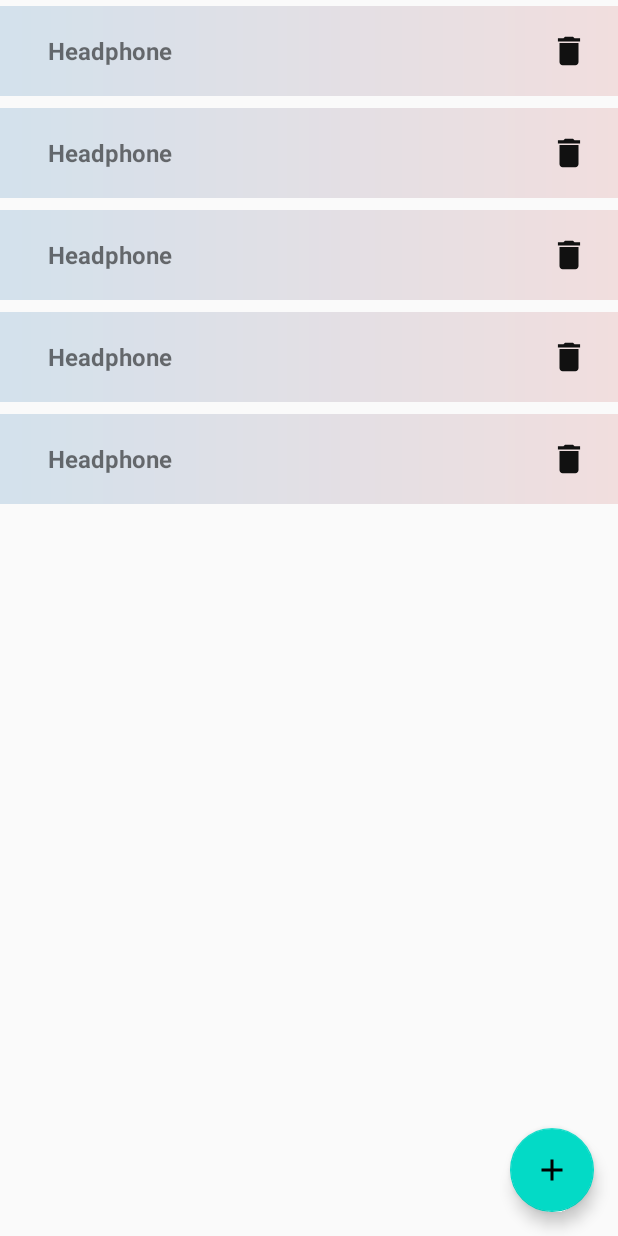
After one commit to minburg/moving-tool, an Android app: the layout categories_fragment.xml on its own in the app's theme, with its tools: preview values and no code run, on a phone screen of 412 x 824 dp. The commit adds this screen. Run offline under Robolectric (Android 15) with nearby library versions, the phone set to English and light mode, and no system bars.

Commit message:
changed category structure and room database

```diff
--- a/app/src/main/java/com/minburg/movingtool/adapters/RecyclerAdapter.java
+++ b/app/src/main/java/com/minburg/movingtool/adapters/MainRecyclerAdapter.java
@@ -28,7 +28,7 @@ import java.io.File;
 import java.util.ArrayList;
 import java.util.List;
 
-public class RecyclerAdapter extends RecyclerView.Adapter<RecyclerView.ViewHolder> implements Filterable {
+public class MainRecyclerAdapter extends RecyclerView.Adapter<RecyclerView.ViewHolder> implements Filterable {
 
 
     //    private MainViewModel mViewModel;
@@ -40,7 +40,7 @@ public class RecyclerAdapter extends RecyclerView.Adapter<RecyclerView.ViewHolde
     private MainFragment fragment;
     private String currentFilter = "";
 
-    public RecyclerAdapter(Context context, MainFragment fragment) {
+    public MainRecyclerAdapter(Context context, MainFragment fragment) {
         this.context = context;
         this.fragment = fragment;
     }
--- a/app/src/main/java/com/minburg/movingtool/models/Converters.java
+++ b/app/src/main/java/com/minburg/movingtool/models/Converters.java
@@ -23,12 +23,12 @@ public class Converters {
 
     @TypeConverter
     public static Category toCategory(String value) {
-        return Category.valueOf(value);
+        return new Category(value);
     }
 
     @TypeConverter
     public static String toString(Category value) {
-        return value.toString();
+        return value.getName();
     }
 
     @TypeConverter
--- /dev/null
+++ b/app/src/main/res/layout/categories_fragment.xml
@@ -0,0 +1,34 @@
+<?xml version="1.0" encoding="utf-8"?>
+<androidx.coordinatorlayout.widget.CoordinatorLayout xmlns:android="http://schemas.android.com/apk/res/android"
+    xmlns:app="http://schemas.android.com/apk/res-auto"
+    xmlns:tools="http://schemas.android.com/tools"
+    android:id="@+id/categories"
+    android:layout_width="match_parent"
+    android:layout_height="match_parent"
+    tools:context=".ui.main.CategoriesFragment">
+
+
+    <androidx.recyclerview.widget.RecyclerView
+        android:id="@+id/categoryRecyclerView"
+        android:layout_width="match_parent"
+        android:layout_height="match_parent"
+        tools:itemCount="5"
+        tools:listitem="@layout/layout_list_category"
+        tools:spanCount="2">
+
+    </androidx.recyclerview.widget.RecyclerView>
+
+
+    <com.google.android.material.floatingactionbutton.FloatingActionButton
+        android:id="@+id/fab_category"
+        style="@style/Widget.MaterialComponents.FloatingActionButton"
+        android:layout_width="wrap_content"
+        android:layout_height="wrap_content"
+        android:layout_gravity="end|bottom"
+        android:layout_margin="16dp"
+        android:contentDescription="@string/submit"
+        android:src="@drawable/ic_add_black_24dp"
+        app:layout_anchorGravity="bottom|right|end" />
+
+
+</androidx.coordinatorlayout.widget.CoordinatorLayout>
--- /dev/null
+++ b/app/src/main/res/layout/layout_list_category.xml
@@ -0,0 +1,78 @@
+<?xml version="1.0" encoding="utf-8"?>
+<RelativeLayout xmlns:android="http://schemas.android.com/apk/res/android"
+    xmlns:app="http://schemas.android.com/apk/res-auto"
+    xmlns:tools="http://schemas.android.com/tools"
+    android:orientation="vertical" android:layout_width="match_parent"
+    android:layout_height="wrap_content"
+    android:background="?android:attr/selectableItemBackground"
+    android:paddingTop="4dp"
+    android:paddingBottom="4dp"
+    >
+
+    <androidx.constraintlayout.widget.ConstraintLayout
+        android:layout_width="match_parent"
+        android:layout_height="60dp"
+        android:background="@drawable/item_background"
+        android:orientation="horizontal"
+        android:paddingTop="4dp"
+        android:paddingBottom="4dp"
+        android:paddingHorizontal="20dp"
+        app:layout_constraintBottom_toBottomOf="parent"
+        app:layout_constraintHorizontal_bias="0.5"
+        app:layout_constraintTop_toTopOf="parent">
+
+
+        <LinearLayout
+            android:id="@+id/linearLayout"
+            android:layout_width="0dp"
+            android:layout_height="match_parent"
+            android:gravity="center_vertical"
+            android:orientation="horizontal"
+            app:layout_constraintBottom_toBottomOf="parent"
+            app:layout_constraintEnd_toStartOf="@+id/linearLayout3"
+            app:layout_constraintHorizontal_bias="0.5"
+            app:layout_constraintStart_toStartOf="parent"
+            app:layout_constraintTop_toTopOf="parent">
+
+            <TextView
+                android:id="@+id/categoryName"
+                android:layout_width="0dp"
+                android:layout_height="match_parent"
+                android:layout_weight="2"
+                android:gravity="center_vertical"
+                android:padding="5dp"
+                android:paddingStart="12dp"
+                android:singleLine="false"
+                android:text="Headphone"
+                android:textSize="16sp"
+                android:textStyle="bold" />
+
+
+
+        </LinearLayout>
+
+        <LinearLayout
+            android:id="@+id/linearLayout3"
+            android:layout_width="wrap_content"
+            android:layout_height="match_parent"
+            android:gravity="right"
+            app:layout_constraintBottom_toBottomOf="parent"
+            app:layout_constraintEnd_toEndOf="parent"
+            app:layout_constraintTop_toTopOf="parent">
+
+            <ImageView
+                android:id="@+id/deleteItem"
+                android:layout_width="match_parent"
+                android:layout_gravity="center"
+                android:layout_height="25dp"
+                android:adjustViewBounds="true"
+                android:src="@drawable/ic_delete_black_24dp"
+                tools:src="@drawable/ic_delete_black_24dp"
+                tools:srcCompat="@drawable/ic_delete_black_24dp" />
+
+        </LinearLayout>
+
+
+    </androidx.constraintlayout.widget.ConstraintLayout>
+
+</RelativeLayout>
--- a/app/src/main/res/layout/new_category_fragment.xml
+++ /dev/null
@@ -1,6 +0,0 @@
-<?xml version="1.0" encoding="utf-8"?>
-<LinearLayout xmlns:android="http://schemas.android.com/apk/res/android"
-    android:orientation="vertical" android:layout_width="match_parent"
-    android:layout_height="match_parent">
-
-</LinearLayout>
--- a/app/src/main/res/navigation/mobile_navigation.xml
+++ b/app/src/main/res/navigation/mobile_navigation.xml
@@ -19,9 +19,9 @@
 
     <fragment
         android:id="@+id/nav_categories"
-        android:name="com.minburg.movingtool.ui.main.NewCategoryFragment"
+        android:name="com.minburg.movingtool.ui.main.CategoriesFragment"
         android:label="@string/menu_categories"
-        tools:layout="@layout/new_category_fragment" />
+        tools:layout="@layout/categories_fragment" />
 
     <fragment
         android:id="@+id/nav_new_personal_item"
```
Also changed, not shown: app/src/main/java/com/minburg/movingtool/adapters/CategoryRecyclerAdapter.java (added, +89 -0 lines), app/src/main/java/com/minburg/movingtool/models/CategoriesDao.java (added, +33 -0 lines), app/src/main/java/com/minburg/movingtool/models/Category.java (+37 -2 lines), app/src/main/java/com/minburg/movingtool/models/PersonalItem.java (+0 -7 lines), app/src/main/java/com/minburg/movingtool/models/PersonalItemDatabase.java (+7 -7 lines), app/src/main/java/com/minburg/movingtool/repositories/PersonalItemRepository.java (+59 -19 lines), app/src/main/java/com/minburg/movingtool/ui/main/CategoriesFragment.java (added, +122 -0 lines), app/src/main/java/com/minburg/movingtool/ui/main/EditPersonalItemFragment.java (+18 -2 lines), app/src/main/java/com/minburg/movingtool/ui/main/MainFragment.java (+7 -13 lines), app/src/main/java/com/minburg/movingtool/ui/main/MainViewModel.java (+18 -6 lines), app/src/main/java/com/minburg/movingtool/ui/main/NewCategoryFragment.java (deleted, +0 -15 lines), app/src/main/java/com/minburg/movingtool/ui/main/NewPersonalItemFragment.java (+22 -2 lines).
